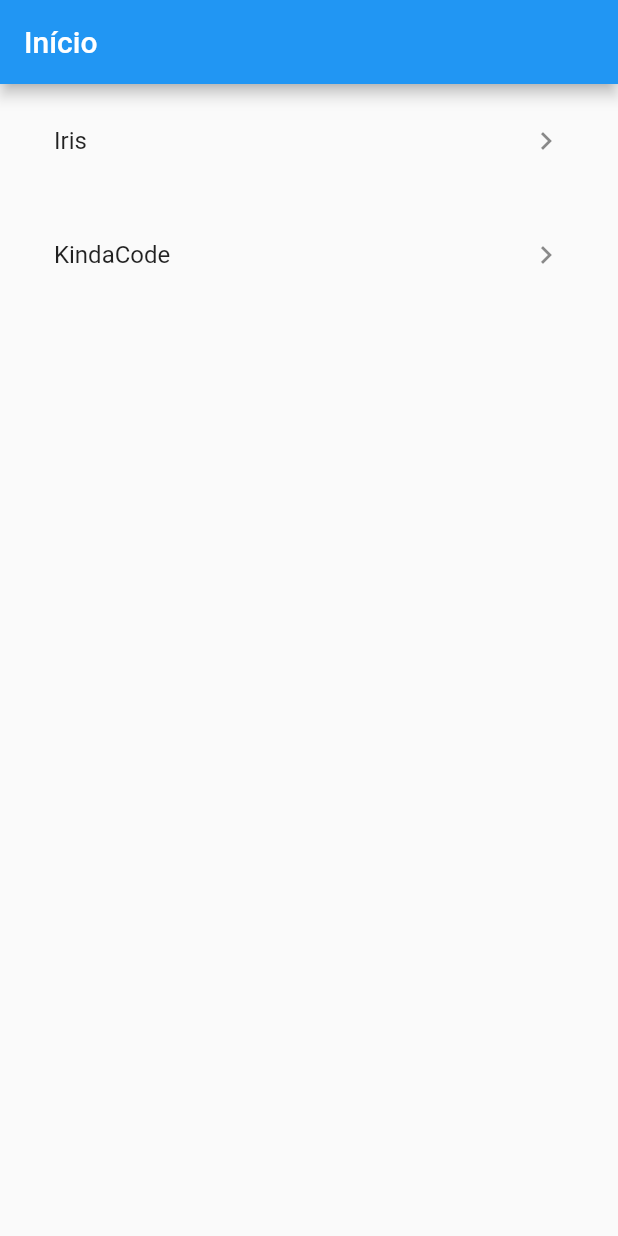
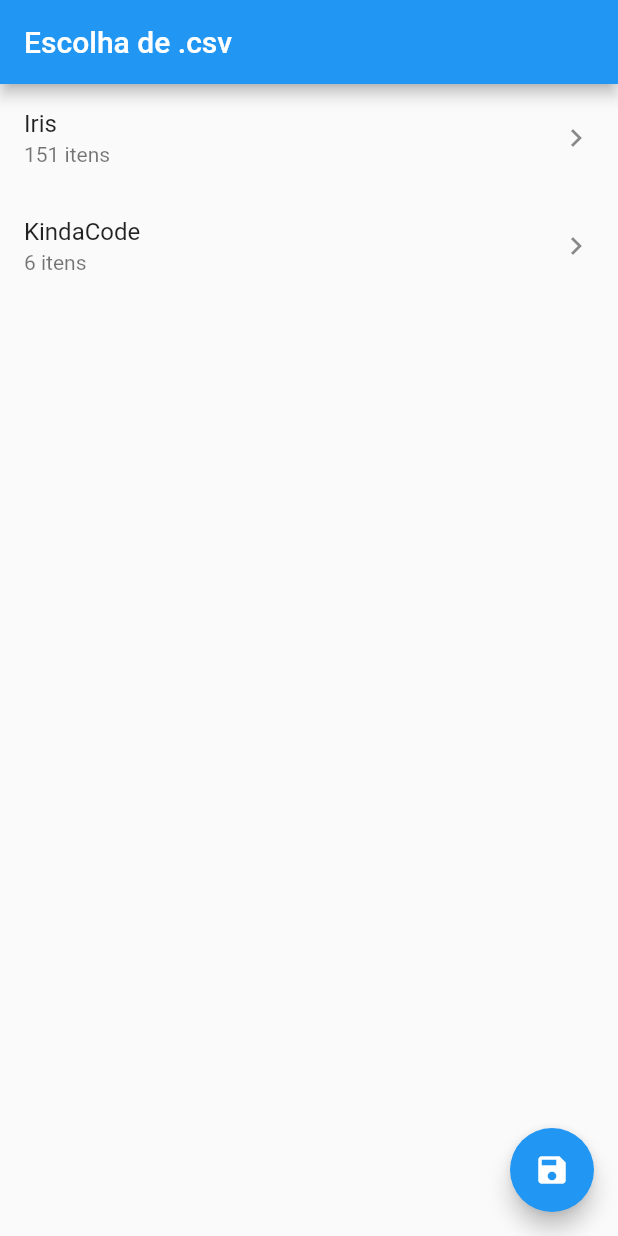
Before and after one commit to jpssantiago/projeto_ia, a Flutter app: the screen it shows after launch, on a phone screen of 412 x 824 dp. Run offline on Flutter 3.47's test engine with Material 2 defaults, Android fonts, the phone set to English and light mode, and no system bars; our stand-ins replace csv.

Commit message:
feat: new csv and main page

```diff
--- a/app/lib/models/csv_model.dart
+++ b/app/lib/models/csv_model.dart
@@ -2,10 +2,12 @@
   String id;
   String name;
   String file;
+  List<dynamic>? data;
 
   CsvModel({
     required this.id,
     required this.name,
     required this.file,
+    this.data,
   });
 }
--- a/app/lib/pages/main/main_page.dart
+++ b/app/lib/pages/main/main_page.dart
@@ -1,6 +1,7 @@
 import 'package:flutter/material.dart';
 
 import 'package:projeto_ia/models/csv_model.dart';
+import 'package:projeto_ia/widgets/csv_item.dart';
 
 class MainPage extends StatelessWidget {
   const MainPage({super.key});
@@ -14,22 +15,17 @@
 
     return Scaffold(
       appBar: AppBar(
-        title: const Text('Início'),
+        title: const Text('Escolha de .csv'),
       ),
       body: ListView.builder(
         itemCount: csvs.length,
         itemBuilder: (context, index) {
-          return Padding(
-            padding: const EdgeInsets.symmetric(vertical: 10, horizontal: 20),
-            child: ListTile(
-              title: Text(csvs[index].name),
-              trailing: const Icon(Icons.chevron_right),
-              onTap: () {
-                Navigator.of(context).pushNamed('csv', arguments: csvs[index]);
-              },
-            ),
-          );
+          return CsvItem(csv: csvs[index]);
         },
+      ),
+      floatingActionButton: FloatingActionButton(
+        onPressed: () {},
+        child: const Icon(Icons.save),
       ),
     );
   }
--- /dev/null
+++ b/app/lib/widgets/csv_item.dart
@@ -0,0 +1,54 @@
+import 'package:flutter/material.dart';
+import 'package:flutter/services.dart' show rootBundle;
+import 'package:csv/csv.dart';
+
+import 'package:projeto_ia/models/csv_model.dart';
+
+class CsvItem extends StatefulWidget {
+  final CsvModel csv;
+
+  const CsvItem({
+    super.key,
+    required this.csv,
+  });
+
+  @override
+  State<CsvItem> createState() => _CsvItemState();
+}
+
+class _CsvItemState extends State<CsvItem> {
+  List<dynamic> _data = [];
+
+  @override
+  void initState() {
+    super.initState();
+
+    loadData();
+  }
+
+  void loadData() async {
+    final rawData = await rootBundle.loadString("assets/${widget.csv.file}");
+
+    List<dynamic> listData = const CsvToListConverter().convert(
+      rawData,
+      eol: '\n',
+    );
+
+    setState(() {
+      _data = listData;
+      widget.csv.data = listData;
+    });
+  }
+
+  @override
+  Widget build(BuildContext context) {
+    return ListTile(
+      title: Text(widget.csv.name),
+      subtitle: Text('${_data.length} itens'),
+      trailing: const Icon(Icons.chevron_right),
+      onTap: () {
+        Navigator.of(context).pushNamed('csv', arguments: widget.csv);
+      },
+    );
+  }
+}
```
Also changed, not shown: app/lib/pages/csv/csv_page.dart (+11 -37 lines), 2 other files.
